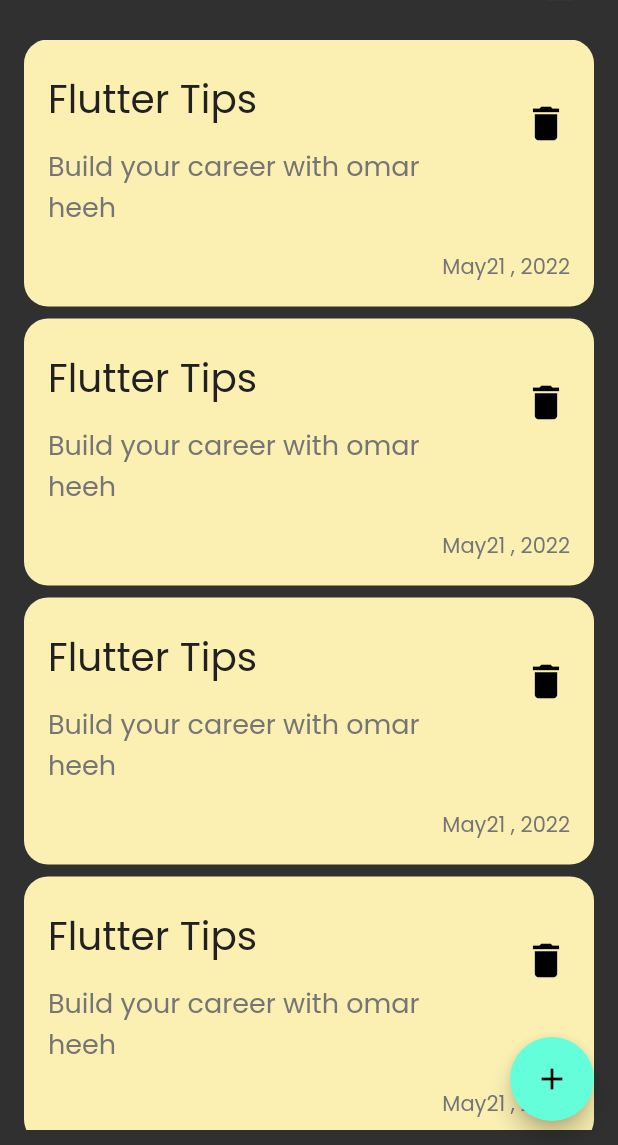
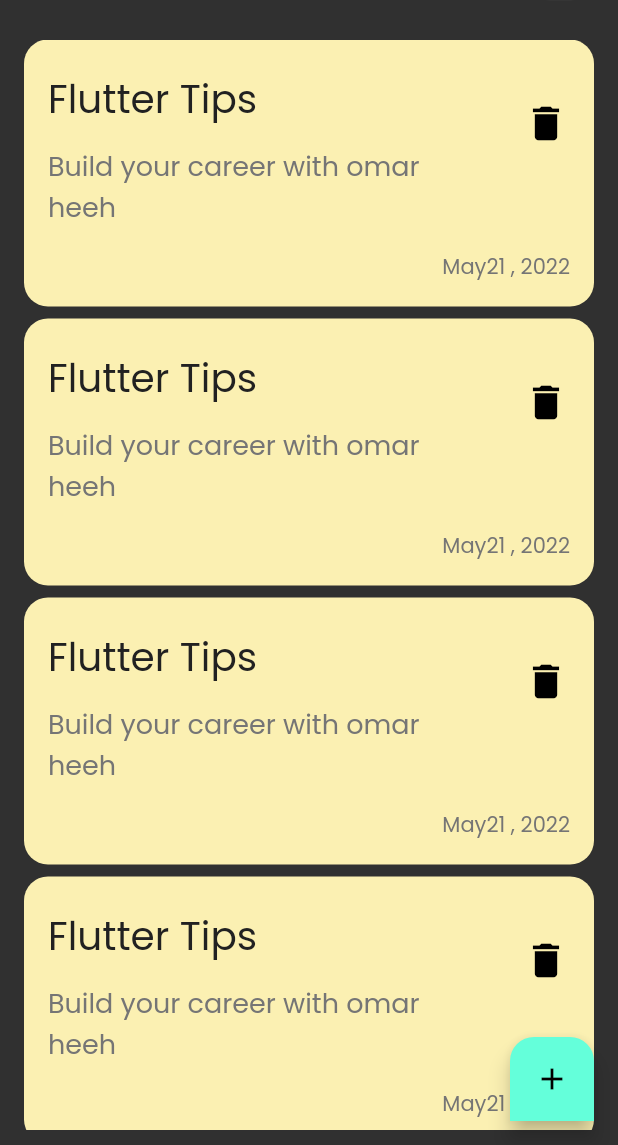
Before and after one commit to omarheeh/notes_app, a Flutter app: the screen it shows after launch, on a phone screen of 412 x 824 dp, the part 91-1236 px from its top. Run offline on Flutter 3.47's test engine with Material 2 defaults, Android fonts, the phone set to English and light mode, and no system bars.

Commit message:
add border radius to bottom sheet

```diff
--- a/lib/view/notes_view.dart
+++ b/lib/view/notes_view.dart
@@ -12,8 +12,15 @@ class NotesView extends StatelessWidget {
         child: NotesViewBody(),
       ),
       floatingActionButton: FloatingActionButton(
+        shape: RoundedRectangleBorder(
+            borderRadius: BorderRadius.only(
+          topLeft: Radius.circular(16),
+          topRight: Radius.circular(16),
+        )),
         onPressed: () {
           showModalBottomSheet(
+              shape: RoundedRectangleBorder(
+                  borderRadius: BorderRadius.circular(16)),
               context: context,
               builder: (context) {
                 return AddNoteBottomSheet();
```
